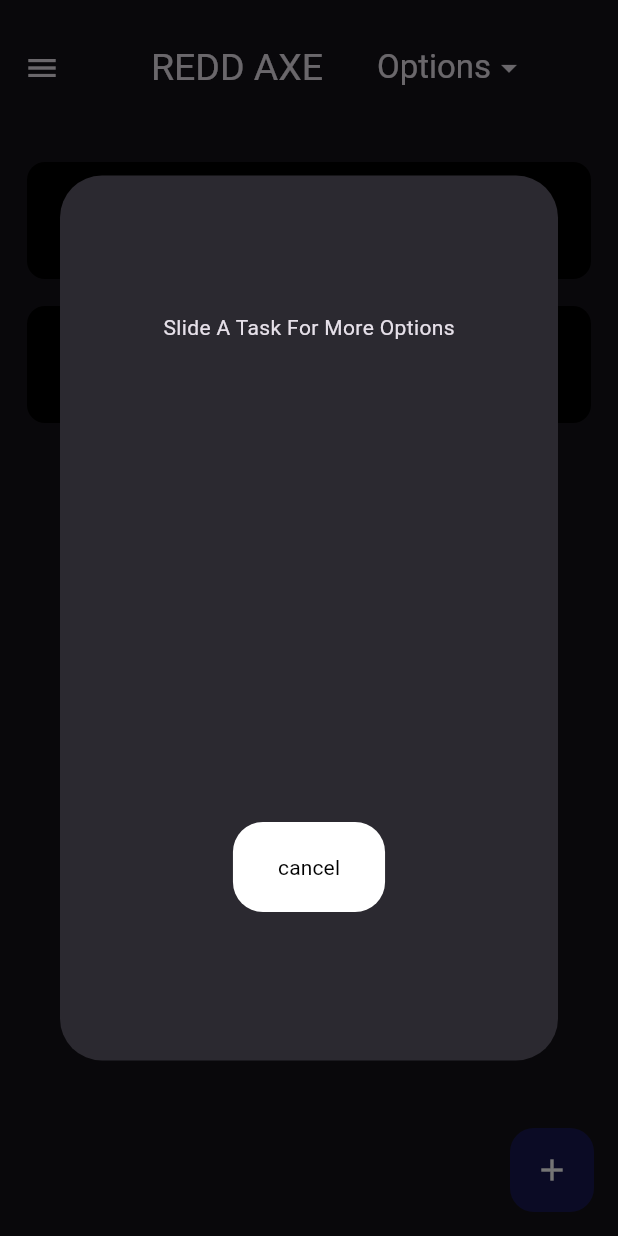
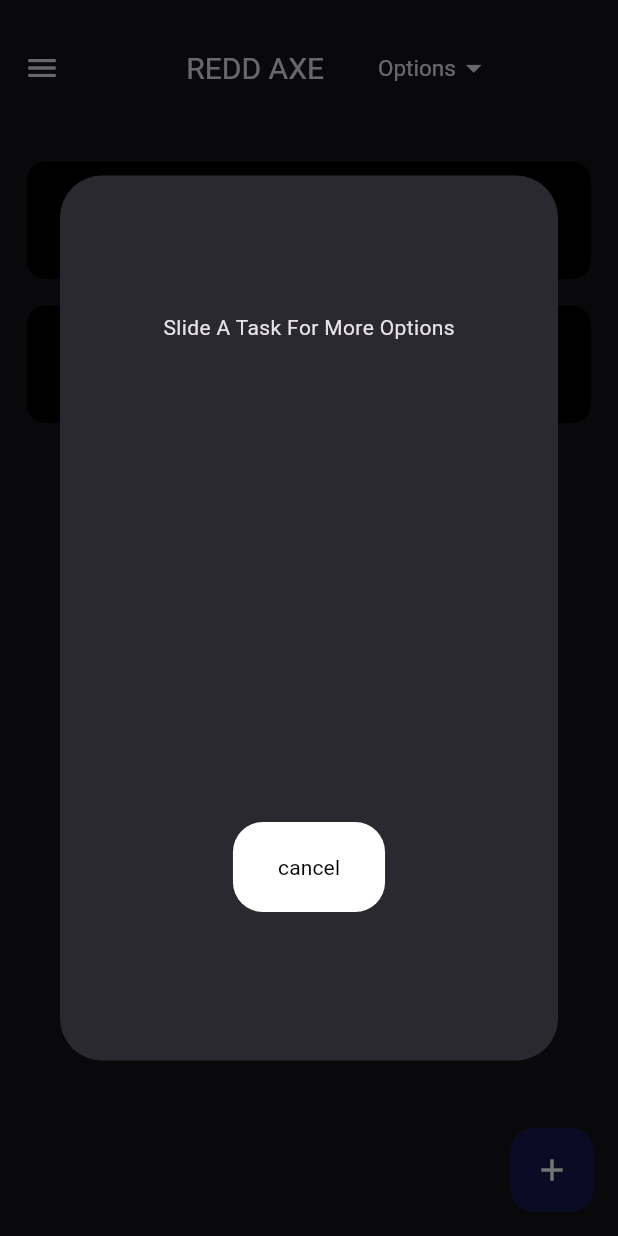
Before and after one commit to BlessingLuphahla/flutter-to-do-app, a Flutter app: the screen it shows after launch, after a tap on "Slide A Task For More Options", on a phone screen of 412 x 824 dp. Run offline on Flutter 3.47's test engine with Material 3 defaults, Android fonts, the phone set to English and light mode, and no system bars; drawn by our look-alikes of flutter_slidable; our stand-ins replace hive_flutter; accounts and stored records are empty.

Commit message:
file updates

```diff
--- a/lib/pages/home_page.dart
+++ b/lib/pages/home_page.dart
@@ -135,9 +135,9 @@ class HomePageState extends State<HomePage> {
             // Title
             const Text(
               'REDD AXE',
-              style: TextStyle(fontSize: 25),
+              style: TextStyle(fontSize: 20),
             ),
-            SizedBox(
+            const SizedBox(
               width: 20,
             ),
 
@@ -233,7 +233,7 @@ class HomePageState extends State<HomePage> {
                 padding: const EdgeInsets.symmetric(horizontal: 16.0),
                 child: const Row(
                   children: [
-                    Text('Options'),
+                    Text('Options',style: TextStyle(fontSize: 15),),
                     Icon(Icons.arrow_drop_down),
                   ],
                 ),
--- a/lib/utils/to_do_tile.dart
+++ b/lib/utils/to_do_tile.dart
@@ -63,6 +63,7 @@ class _ToDoTileState extends State<ToDoTile> {
               padding: const EdgeInsets.all(15.0),
               decoration: BoxDecoration(
                   color: Colors.black, borderRadius: BorderRadius.circular(12)),
+              child: Expanded(
   child: Row(
     children: [
       Checkbox(
@@ -71,7 +72,8 @@ class _ToDoTileState extends State<ToDoTile> {
         activeColor: Colors.deepPurpleAccent,
         checkColor: Colors.black,
       ),
-                  GestureDetector(
+      Flexible(
+        child: GestureDetector(
           onTap: () {
             const double dialogSize = 500;
 
@@ -83,37 +85,33 @@ class _ToDoTileState extends State<ToDoTile> {
                     width: dialogSize,
                     height: dialogSize + 50,
                     child: Column(
-                                  mainAxisAlignment:
-                                      MainAxisAlignment.spaceAround,
+                      mainAxisAlignment: MainAxisAlignment.spaceAround,
                       children: [
                         Text(
+                          widget.taskName,
                           softWrap: true,
-                                      widget.taskName,
                           style: TextStyle(
                             decoration: widget.taskCompleted
                                 ? TextDecoration.lineThrough
                                 : TextDecoration.none,
                           ),
                         ),
-                                    const SizedBox(
-                                      height: 20,
-                                    ),
+                        const SizedBox(height: 20),
                         ReddButton(
                           isDarkMode: widget.isDarkMode,
-                                      onPressed: () =>
-                                          Navigator.of(context).pop(),
+                          onPressed: () => Navigator.of(context).pop(),
                           buttonName: 'cancel',
                         ),
                       ],
                     ),
                   ),
                 );
-                          });
+              },
+            );
           },
           child: SingleChildScrollView(
             scrollDirection: Axis.horizontal,
             child: Text(
-                        softWrap: true,
               widget.taskName.length < 38
                   ? widget.taskName.trim()
                   : '${widget.taskName.trim().substring(0, 38)}...',
@@ -126,8 +124,11 @@ class _ToDoTileState extends State<ToDoTile> {
             ),
           ),
         ),
+      ),
     ],
   ),
+),
+
             ),
           ),
         ),
```
Also changed, not shown: 1 other file. Lines whose indentation alone changed are shown as unchanged.
